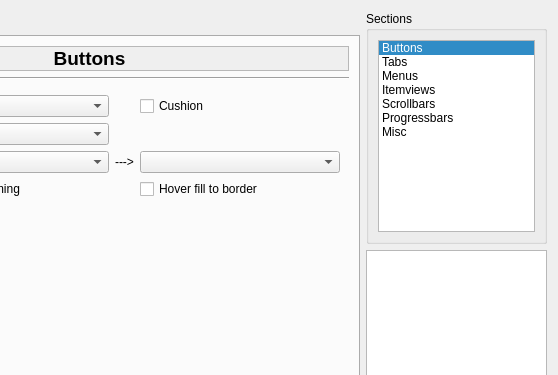
Old version of the form config/config.ui in the repository deiv/bespin-pkg; both pictures show x 192 to 750 and y 0 to 375 of the 750 by 506 pixel window.
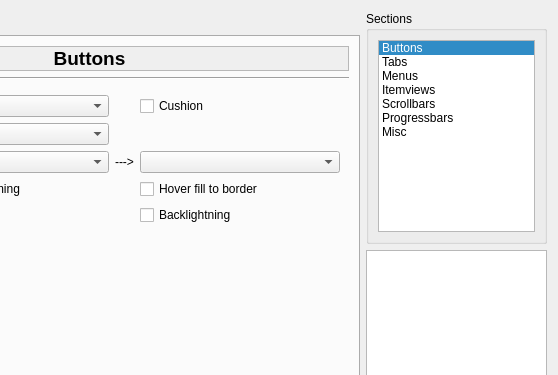
New version of the form. The open tabs and pages were chosen to show the change.

Commit message: support for alpha component in gradients, optional backlight hovering, FIX FOR GODDAMNED FREAKY KDE PALETTE JERK\!, special frame handling extended to kate...

```diff
--- a/config/config.ui
+++ b/config/config.ui
@@ -370,15 +370,22 @@
              </property>
             </widget>
            </item>
-           <item row="4" column="1" >
+           <item row="4" column="3" >
+            <widget class="QCheckBox" name="backlightHover" >
+             <property name="text" >
+              <string>Backlightning</string>
+             </property>
+            </widget>
+           </item>
+           <item row="5" column="1" >
             <spacer>
              <property name="orientation" >
               <enum>Qt::Vertical</enum>
              </property>
              <property name="sizeHint" >
               <size>
-               <width>20</width>
-               <height>40</height>
+               <width>171</width>
+               <height>161</height>
               </size>
              </property>
             </spacer>
```
Left out of the diff: 42 changed lines with no effect on the pictures. The commit also changes 14 other files.
